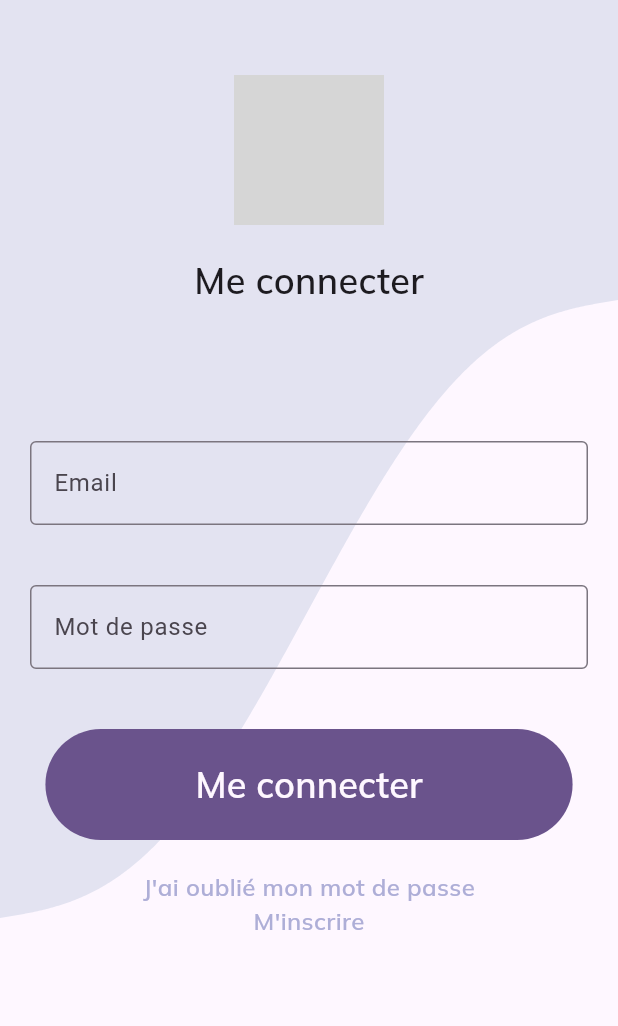
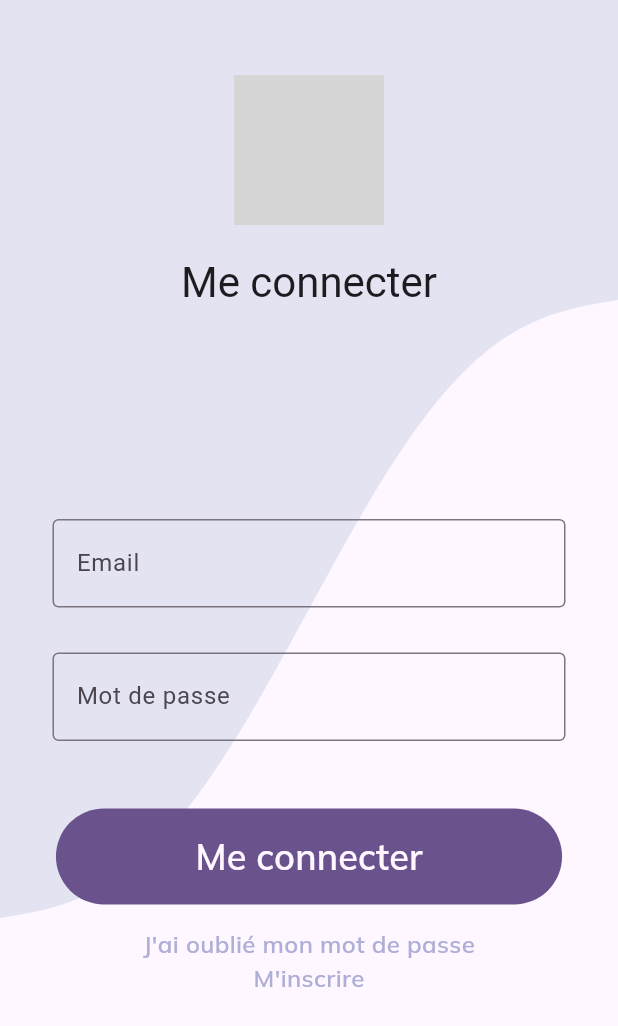
Before and after one commit to MyApero/HOD-App, a Flutter app: the screen it shows after launch, on a phone screen of 412 x 824 dp. Shown: the top 1026 px of the screen. Run offline on Flutter 3.47's test engine with Material 3 defaults, Android fonts, the phone set to English and light mode, and no system bars; grey boxes are pictures that could not be loaded.

Commit message:
[FIX] Login Adapted for AppScaffold

```diff
--- /dev/null
+++ b/lib/features/authentification/login.dart
@@ -0,0 +1,70 @@
+import 'package:flutter/material.dart';
+
+class LoginPage extends StatelessWidget {
+  const LoginPage({super.key});
+
+  @override
+  Widget build(BuildContext context) {
+    return Center(
+      child: Column(children: [
+        Container(
+          padding: const EdgeInsets.fromLTRB(15, 100, 15, 20),
+          child: TextField(
+             style: TextStyle(
+              fontSize: 18,
+              fontFamily: 'MulishSemiBold',
+              color: Theme.of(context).colorScheme.surface,
+            ),
+            decoration: const InputDecoration(
+              labelText: 'Email',
+              border: OutlineInputBorder(),
+            ),
+          ),
+        ),
+        Container(
+          padding: const EdgeInsets.fromLTRB(15, 10, 15, 30),
+          child: TextField(
+            style: TextStyle(
+              fontSize: 18,
+              fontFamily: 'MulishSemiBold',
+              color: Theme.of(context).colorScheme.surface,
+            ),
+            decoration: const InputDecoration(
+              // fillColor: Theme.of(context).colorScheme.,
+              labelText: 'Mot de passe', // Placeholder text
+              border: OutlineInputBorder(), // Border style
+            ),
+          ),
+        ),
+        Container(
+            padding: const EdgeInsets.all(15),
+            child: FilledButton(
+              style: ButtonStyle(
+                  padding: MaterialStateProperty.all(
+                      const EdgeInsets.fromLTRB(93, 15, 93, 15))
+                  // backgroundColor: MaterialStateProperty.all(Theme.of(context).colorScheme.background),
+                  ),
+              onPressed: () {},
+              child: Text("Me connecter",
+                  style: TextStyle(
+                    fontSize: 24,
+                    fontFamily: 'MulishSemiBold',
+                    color: Theme.of(context).colorScheme.surface,
+                  )),
+            )),
+        const Text("J'ai oublié mon mot de passe",
+            style: TextStyle(
+              fontSize: 16,
+              fontFamily: 'MulishSemiBold',
+              color: Color(0xFFAEAED7),
+            )),
+        const Text("M'inscrire",
+            style: TextStyle(
+              fontSize: 16,
+              fontFamily: 'MulishSemiBold',
+              color: Color(0xFFAEAED7),
+            )),
+      ]),
+    );
+  }
+}
--- a/lib/main.dart
+++ b/lib/main.dart
@@ -1,6 +1,8 @@
 import 'package:flutter/material.dart';
+import 'package:hod_app/features/authentification/login.dart';
 import 'package:hod_app/features/theme/theme.dart';
-import 'package:hod_app/widgets/login_page.dart';
+import 'package:hod_app/features/theme/theme_screen.dart';
+import 'package:hod_app/widgets/app_scaffold.dart';
 import 'features/onboarding/onboarding_screen.dart';
 
 void main() {
@@ -16,12 +18,11 @@ class MyApp extends StatelessWidget {
       title: 'HOD App',
       debugShowCheckedModeBanner: false,
       theme: theme,
-      home: const LoginPage(title: "Me connecter", child: TextField(
-              decoration: InputDecoration(
-                labelText: 'Email',
-                border: OutlineInputBorder(),
-              ),
-            ),),
+      home: const AppScaffold(
+        title: "Me connecter",
+        child: LoginPage()
+      ),
+      // home: ThemeTestScreen()
     );
   }
 }
--- a/lib/widgets/app_scaffold.dart
+++ b/lib/widgets/app_scaffold.dart
@@ -1,6 +1,8 @@
 import 'package:flutter/material.dart';
 
 import 'dart:math';
+
+import 'package:flutter/widgets.dart';
 
 class AppScaffold extends StatelessWidget {
   const AppScaffold({super.key, this.child, required this.title});
@@ -30,83 +32,34 @@ class AppScaffold extends StatelessWidget {
               return y;
             },
           ),
-          Center(
-            child: Column(
+          Column(
             children: [
               SizedBox(height: MediaQuery.of(context).viewPadding.top + 50),
-                Container(
+              const SizedBox(
                 height: 100,
                 width: 100,
-                  child: const Image(
+                child: Image(
                   image: AssetImage("assets/images/logo_1_heaven_of_dice.png"),
                   fit: BoxFit.cover,
-                  )
+                ),
               ),
               Container(
                 padding: const EdgeInsets.all(20),
                 child: Text(
                   title,
-                    style: const TextStyle(
-                      fontSize: 24,
-                      fontFamily: 'MulishSemiBold'
-                    )
-                  ),
-                ),
-                SizedBox(height: MediaQuery.of(context).viewPadding.top + 50),
-                Container(
-                  padding: const EdgeInsets.all(20),
-                  child: const TextField(
-              decoration: InputDecoration(
-                labelText: 'Email', // Placeholder text
-                border: OutlineInputBorder(), // Border style
-              ),
+                  style: Theme.of(context).textTheme.headline4,
                 ),
               ),
               Container(
-                  padding: const EdgeInsets.all(20),
-                  child: const TextField(
-              decoration: InputDecoration(
-                labelText: 'Mot de passe', // Placeholder text
-                border: OutlineInputBorder(), // Border style
+                decoration: const BoxDecoration(
+                  borderRadius: BorderRadius.all(
+                    Radius.circular(10),
                   ),
                 ),
-                ),
-                Container(
                 padding: const EdgeInsets.all(20),
-                  child: FilledButton(
-                    style: ButtonStyle(
-                      padding: MaterialStateProperty.all(const EdgeInsets.fromLTRB(100, 20, 100, 20))
-                      // backgroundColor: MaterialStateProperty.all(Theme.of(context).colorScheme.background),
-                    ),
-                    onPressed: () {},
-                    child: Text(
-                      "Me connecter",
-                      style: TextStyle(
-                      fontSize: 24,
-                      fontFamily: 'MulishSemiBold',
-                      color: Theme.of(context).colorScheme.surface,
-                    )
-                    ),
-                  )
-                ),
-                const Text(
-                      "J'ai oublié mon mot de passe",
-                      style: TextStyle(
-                      fontSize: 16,
-                      fontFamily: 'MulishSemiBold',
-                      color: Color(0xFFAEAED7),
-                    )
-                  ),
-                const Text(
-                      "M'inscrire",
-                      style: TextStyle(
-                      fontSize: 16,
-                      fontFamily: 'MulishSemiBold',
-                      color: Color(0xFFAEAED7),
-                    )
+                child: child,
               ),
             ],
-            ),
           ),
         ],
       ),
--- a/lib/widgets/login_page.dart
+++ /dev/null
@@ -1,178 +0,0 @@
-import 'package:flutter/material.dart';
-
-import 'dart:math';
-
-class LoginPage extends StatelessWidget {
-  const LoginPage({super.key, this.child, required this.title});
-
-  final Widget? child;
-  final String title;
-
-  @override
-  Widget build(BuildContext context) {
-    return Scaffold(
-      body: Stack(
-        children: [
-          ClippedPartsWidget(
-            top: Container(
-              color: Theme.of(context).colorScheme.surfaceVariant,
-            ),
-            bottom: Container(
-              color: Theme.of(context).colorScheme.surface,
-            ),
-            splitFunction: (Size size, double x) {
-              // normalizing x to make it exactly one wave
-              final normalizedX = x / size.width * 2 * pi;
-              final waveHeight = size.height / 15;
-              final y =
-                  200 + -x + size.height / 2 + sin(normalizedX) * waveHeight;
-
-              return y;
-            },
-          ),
-          Center(
-            child: Column(
-              children: [
-                SizedBox(height: MediaQuery.of(context).viewPadding.top + 50),
-                Container(
-                  height: 100,
-                  width: 100,
-                  child: const Image(
-                    image: AssetImage("assets/images/logo_1_heaven_of_dice.png"),
-                    fit: BoxFit.cover,
-                  )
-                ),
-                Container(
-                  padding: const EdgeInsets.all(20),
-                  child: Text(
-                    title,
-                    style: const TextStyle(
-                      fontSize: 24,
-                      fontFamily: 'MulishSemiBold'
-                    )
-                  ),
-                ),
-                SizedBox(height: MediaQuery.of(context).viewPadding.top + 50),
-                Container(
-                  padding: const EdgeInsets.all(20),
-                  child: const TextField(
-              decoration: InputDecoration(
-                labelText: 'Email', // Placeholder text
-                border: OutlineInputBorder(), // Border style
-              ),
-            ),
-                ),
-                Container(
-                  padding: const EdgeInsets.all(20),
-                  child: const TextField(
-              decoration: InputDecoration(
-                labelText: 'Mot de passe', // Placeholder text
-                border: OutlineInputBorder(), // Border style
-              ),
-            ),
-                ),
-                Container(
-                  padding: const EdgeInsets.all(20),
-                  child: FilledButton(
-                    style: ButtonStyle(
-                      padding: MaterialStateProperty.all(const EdgeInsets.fromLTRB(100, 20, 100, 20))
-                      // backgroundColor: MaterialStateProperty.all(Theme.of(context).colorScheme.background),
-                    ),
-                    onPressed: () {},
-                    child: Text(
-                      "Me connecter",
-                      style: TextStyle(
-                      fontSize: 24,
-                      fontFamily: 'MulishSemiBold',
-                      color: Theme.of(context).colorScheme.surface,
-                    )
-                    ),
-                  )
-                ),
-                const Text(
-                      "J'ai oublié mon mot de passe",
-                      style: TextStyle(
-                      fontSize: 16,
-                      fontFamily: 'MulishSemiBold',
-                      color: Color(0xFFAEAED7),
-                    )
-                  ),
-                const Text(
-                      "M'inscrire",
-                      style: TextStyle(
-                      fontSize: 16,
-                      fontFamily: 'MulishSemiBold',
-                      color: Color(0xFFAEAED7),
-                    )
-                  ),
-              ],
-            ),
-          ),
-        ],
-      ),
-    );
-  }
-}
-
-class ClippedPartsWidget extends StatelessWidget {
-  final Widget top;
-  final Widget bottom;
-  final double Function(Size, double) splitFunction;
-
-  const ClippedPartsWidget({
-    super.key,
-    required this.top,
-    required this.bottom,
-    required this.splitFunction,
-  });
-
-  @override
-  Widget build(BuildContext context) {
-    return Stack(
-      children: <Widget>[
-        // I'm putting unmodified top widget to back. I wont cut it.
-        // Instead I'll overlay it with clipped bottom widget.
-        top,
-        Align(
-          alignment: Alignment.bottomCenter,
-          child: ClipPath(
-            clipper: FunctionClipper(splitFunction: splitFunction),
-            child: bottom,
-          ),
-        ),
-      ],
-    );
-  }
-}
-
-class FunctionClipper extends CustomClipper<Path> {
-  final double Function(Size, double) splitFunction;
-
-  FunctionClipper({required this.splitFunction});
-
-  @override
-  Path getClip(Size size) {
-    final path = Path();
-
-    // move to split line starting point
-    path.moveTo(0, splitFunction(size, 0));
-
-    // draw split line
-    for (double x = 1; x <= size.width; x++) {
-      path.lineTo(x, splitFunction(size, x));
-    }
-
-    // close bottom part of screen
-    path.lineTo(size.width, size.height);
-    path.lineTo(0, size.height);
-
-    return path;
-  }
-
-  @override
-  bool shouldReclip(CustomClipper<Path> oldClipper) {
-    // I'm returning fixed 'true' value here for simplicity, it's not the part of actual question
-    // basically that means that clipping will be redrawn on any changes
-    return true;
-  }
-}
```
Lines whose indentation alone changed are shown as unchanged.
